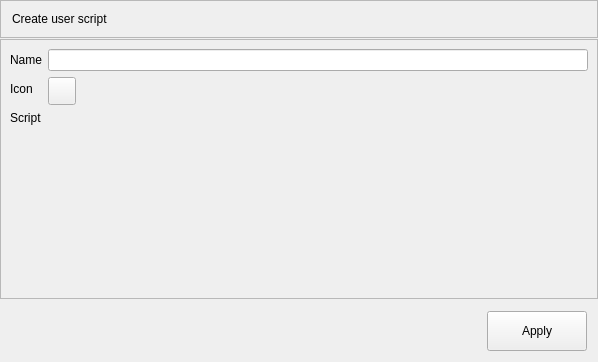
Before: the Qt Designer form App/ui_files/create_user_script_widget.ui in Wizard-collab/Wizard, drawn with Qt 5.
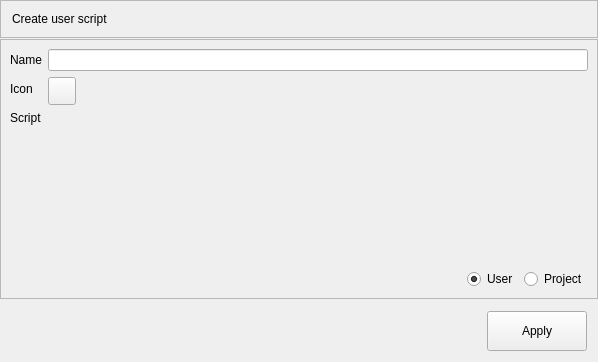
After: the same form once the commit is applied.

```diff
--- a/App/ui_files/create_user_script_widget.ui
+++ b/App/ui_files/create_user_script_widget.ui
@@ -131,6 +131,40 @@
         </item>
        </layout>
       </item>
+      <item>
+       <layout class="QHBoxLayout" name="horizontalLayout_2">
+        <item>
+         <spacer name="horizontalSpacer_2">
+          <property name="orientation">
+           <enum>Qt::Horizontal</enum>
+          </property>
+          <property name="sizeHint" stdset="0">
+           <size>
+            <width>40</width>
+            <height>20</height>
+           </size>
+          </property>
+         </spacer>
+        </item>
+        <item>
+         <widget class="QRadioButton" name="create_script_user_radioButton">
+          <property name="text">
+           <string>User</string>
+          </property>
+          <property name="checked">
+           <bool>true</bool>
+          </property>
+         </widget>
+        </item>
+        <item>
+         <widget class="QRadioButton" name="create_script_project_radioButton">
+          <property name="text">
+           <string>Project</string>
+          </property>
+         </widget>
+        </item>
+       </layout>
+      </item>
      </layout>
     </widget>
    </item>
```
